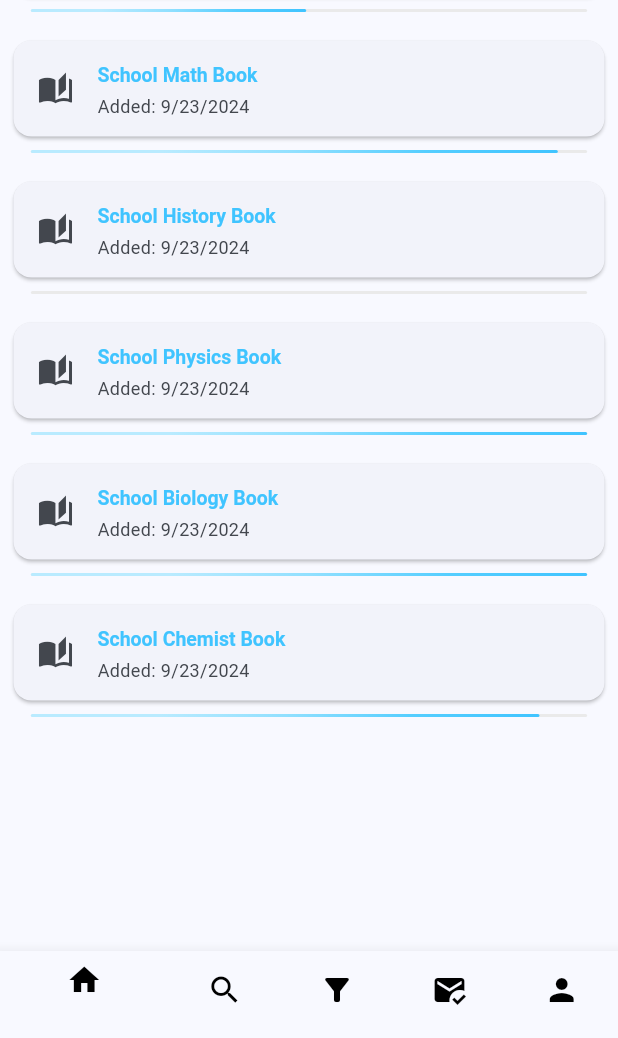
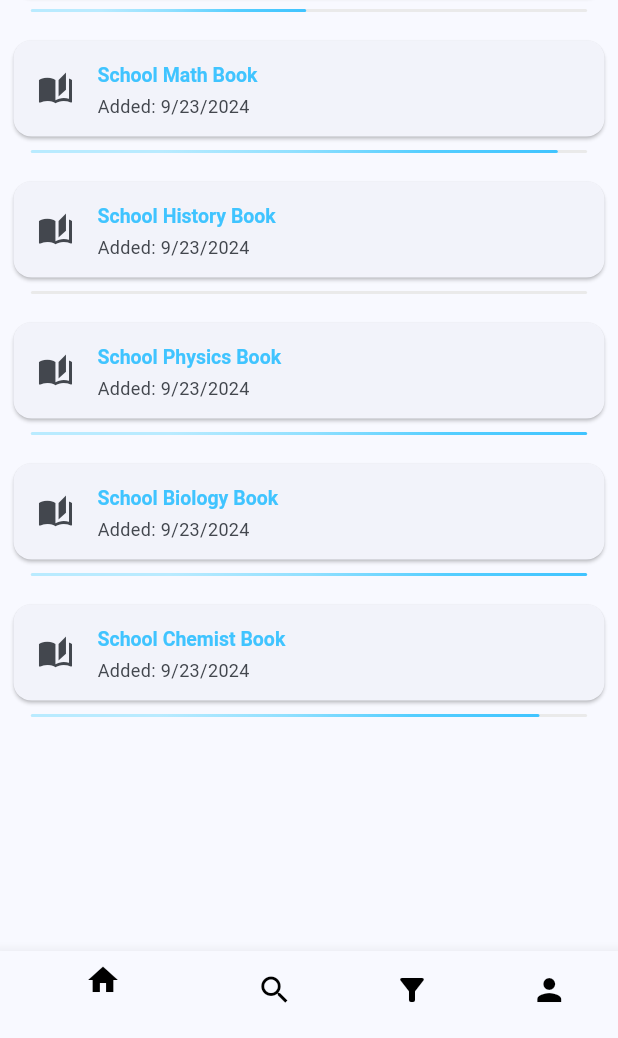
Before and after one commit to AK7563/TaskKeeperProject, a Flutter app: the screen it shows after launch, on a phone screen of 412 x 824 dp, the part 198-1236 px from its top. Run offline on Flutter 3.47's test engine with Material 3 defaults, Android fonts, the phone set to English and light mode, and no system bars; our stand-ins replace get.

Commit message:
Fixed Search And Added Filter

```diff
--- a/lib/controllers/controller.dart
+++ b/lib/controllers/controller.dart
@@ -7,6 +7,9 @@ class MyController extends GetxController{
   var margin = EdgeInsets.fromLTRB(50000, 5, 5, 0).obs;
   var title = "Home".obs;
   var searchParam = "".obs;
+  var isFinished = true.obs;
+  var filterValue = "Finished".obs;
+
   Rx<List<taskBody>> datas = Rx<List<taskBody>>([
     taskBody(
       name: "Harry Potter",
@@ -94,7 +97,7 @@ class MyController extends GetxController{
   List<taskBody> getSearch(String text){
     Rx<List<taskBody>> temp = Rx<List<taskBody>>([]);
     for(int i = 0; i < datas.value.length; i++){
-      if(datas.value[i].name.contains(text)){
+      if(datas.value[i].name.toLowerCase().contains(text.toLowerCase())){
         temp.value.add(datas.value[i]);
       }
     }
@@ -117,10 +120,6 @@ class MyController extends GetxController{
         margin = EdgeInsets.fromLTRB(10, 5, 5, 0).obs;
         break;
       case(3):
-        title = "Finished".obs;
-        margin = EdgeInsets.fromLTRB(width, 5, 5, 0).obs;
-        break;
-      case(4):
         title = "Profile".obs;
         margin = EdgeInsets.fromLTRB(width, 5, 5, 0).obs;
         break;
--- a/lib/main.dart
+++ b/lib/main.dart
@@ -1,7 +1,6 @@
 import 'package:flutter/material.dart';
 import 'package:get/get.dart';
 import 'package:getxproject/controllers/taskBody.dart';
-import 'package:getxproject/pages/TaskProgressPage.dart';
 import 'package:getxproject/pages/HomePage.dart';
 import 'package:getxproject/controllers/controller.dart';
 import 'package:getxproject/pages/tasks.dart';
@@ -37,75 +36,114 @@ class MainPage extends StatelessWidget {
   final MyController controller = Get.find();
   late List<taskBody> uncompleted = controller.uncompleted;
   late List<taskBody> completed = controller.completed;
+  List<String> list = <String>['Finished', 'Unfinished'];
   PageController pageController = PageController(initialPage: 0);
 
   @override
   Widget build(BuildContext context) {
     controller.changeTab(0, MediaQuery.sizeOf(context).width);
-    return Obx(()=> Scaffold(
+    return Center(
+      child: Obx(() => Scaffold(
         appBar: AppBar(
+          titleTextStyle: const TextStyle(color: Colors.white, fontSize: 20),
+          backgroundColor: Colors.blue,
           automaticallyImplyLeading: false,
           title: Row(
             children: [
               Text(controller.title.value),
               Expanded(
                 child: AnimatedContainer(
-                  duration: const Duration(milliseconds: 750),
+                  height: 30,
                   margin: controller.margin.value,
                   padding: const EdgeInsets.fromLTRB(15, 0, 15, 0),
+                  duration: const Duration(milliseconds: 500),
                   decoration: BoxDecoration(
                     borderRadius: BorderRadius.circular(20),
                     color: const Color(0xFFF1F1F1),
                   ),
-                  child: TextField(
-                    onChanged: (text){
+
+
+                  //If App Bar is search
+                  child: (controller.index.value == 1) ?
+                  TextField(
+                    decoration: const InputDecoration(
+                      icon: Icon(Icons.search),
+                      border: InputBorder.none,
+                      isDense: true,
+                      hintText: "Search"
+                    ),
+                    onChanged: (text) {
                       controller.changeSearch(text);
                     },
-                    decoration: InputDecoration(
-                        icon: Icon(Icons.search),
-                        hintText: "Search",
-                        border: InputBorder.none,
-                        isDense: true
+                  ) :
+
+
+                  //If App Bar is filter
+                  controller.index.value == 2 ?
+                  DropdownButton<String>(
+                    value: controller.filterValue.value,
+                    isExpanded: true,
+                    items: list.map<DropdownMenuItem<String>>((String value) => DropdownMenuItem(value: value, child: Text(value))).toList(),
+                    underline: Container(
+                      height: 0,
+                      color: Color(0x00000000),
                     ),
-                  ),
+                    onChanged: (String? value) {
+                      if (value == "Finished") {
+                        controller.filterValue.value = value!;
+                        controller.isFinished.value = true;
+                        return;
+                      }
+                      controller.filterValue.value = value!;
+                      controller.isFinished.value = false;
+                    },
+                  ):null,
                 )
               ),
-            if(controller.index.value == 1 || controller.index.value == 2 || controller.index.value == 3)...{
-
-            }
             ],
           ),
-        titleTextStyle: const TextStyle(color: Colors.white, fontSize: 20),
-        backgroundColor: Colors.blue,
         ),
         body: Obx(() => PageView(
           controller: pageController,
-        onPageChanged: (newPage){
-          controller.changeTab(newPage, MediaQuery.sizeOf(context).width);
-        },
+          onPageChanged: (newPage) => controller.changeTab(newPage, MediaQuery.sizeOf(context).width),
           children: [
             Homepage(),
             Homepage.search(),
-          Homepage.task(isFinished: false, fullData: uncompleted,),
-          Homepage.task(isFinished: true, fullData: completed,),
+            Homepage.task(
+              isFinished: controller.isFinished.value,
+              fullData: uncompleted,
+            ),
             Homepage()
           ],
         )),
         bottomNavigationBar: Obx(() => BottomNavigationBar(
+          currentIndex: controller.index.value,
           backgroundColor: Colors.blue,
-        currentIndex: controller.index.value,
-        onTap: ((index){
+
+          onTap: ((index) {
             controller.changeTab(index, MediaQuery.sizeOf(context).width);
-          pageController.animateToPage(index, duration: const Duration(milliseconds: 750), curve:Curves.easeInOut);
+            pageController.animateToPage(index,
+              duration: const Duration(milliseconds: 750),
+              curve: Curves.easeInOut
+            );
           }),
+
           items: const [
-          BottomNavigationBarItem(icon: Icon(Icons.home, color: Colors.black), label: 'Home'),
-          BottomNavigationBarItem(icon: Icon(Icons.search, color: Colors.black), label: 'Search'),
-          BottomNavigationBarItem(icon: Icon(Icons.filter_alt, color: Colors.black), label: 'Filter'),
-          BottomNavigationBarItem(icon: Icon(Icons.mark_email_read, color: Colors.black), label: 'Finished'),
-          BottomNavigationBarItem(icon: Icon(Icons.person, color: Colors.black), label: 'Profile'),
+            BottomNavigationBarItem(
+              icon: Icon(Icons.home, color: Colors.black),
+              label: 'Home'),
+            BottomNavigationBarItem(
+              icon: Icon(Icons.search, color: Colors.black),
+              label: 'Search'),
+            BottomNavigationBarItem(
+              icon: Icon(Icons.filter_alt, color: Colors.black),
+              label: 'Filter'),
+            BottomNavigationBarItem(
+              icon: Icon(Icons.person, color: Colors.black),
+              label: 'Profile'),
           ],
         )),
-    ));
+      )),
+    );
   }
 }
```
Also changed, not shown: lib/pages/TaskProgressPage.dart (deleted, +0 -62 lines). Lines whose indentation alone changed are shown as unchanged.
